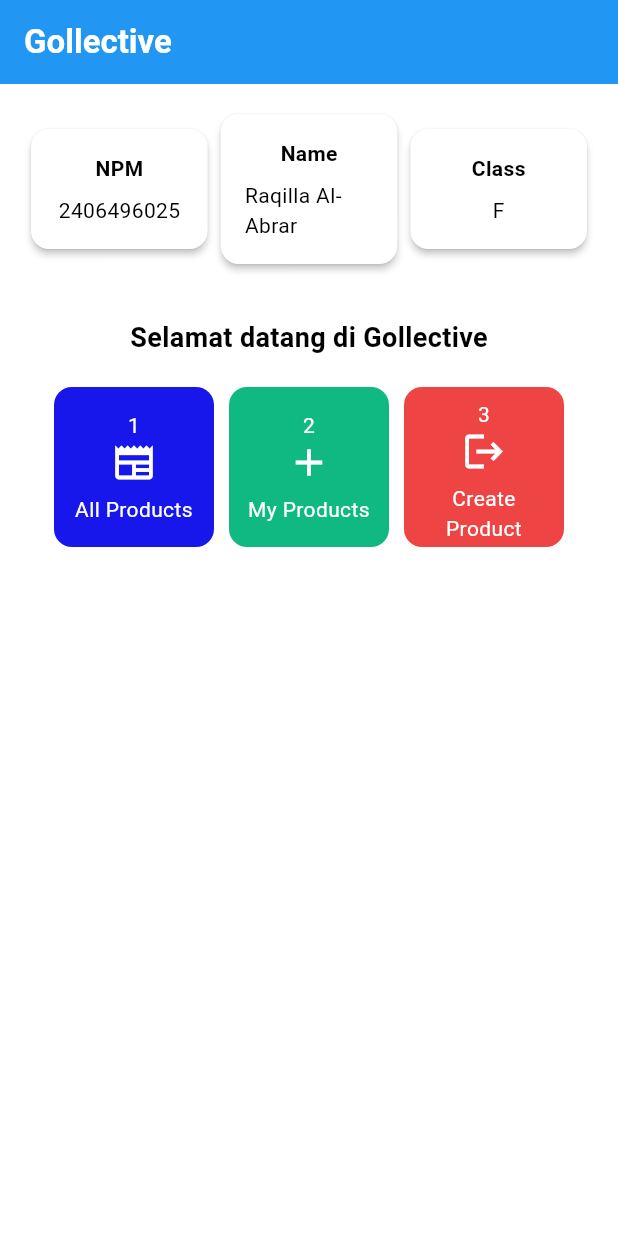
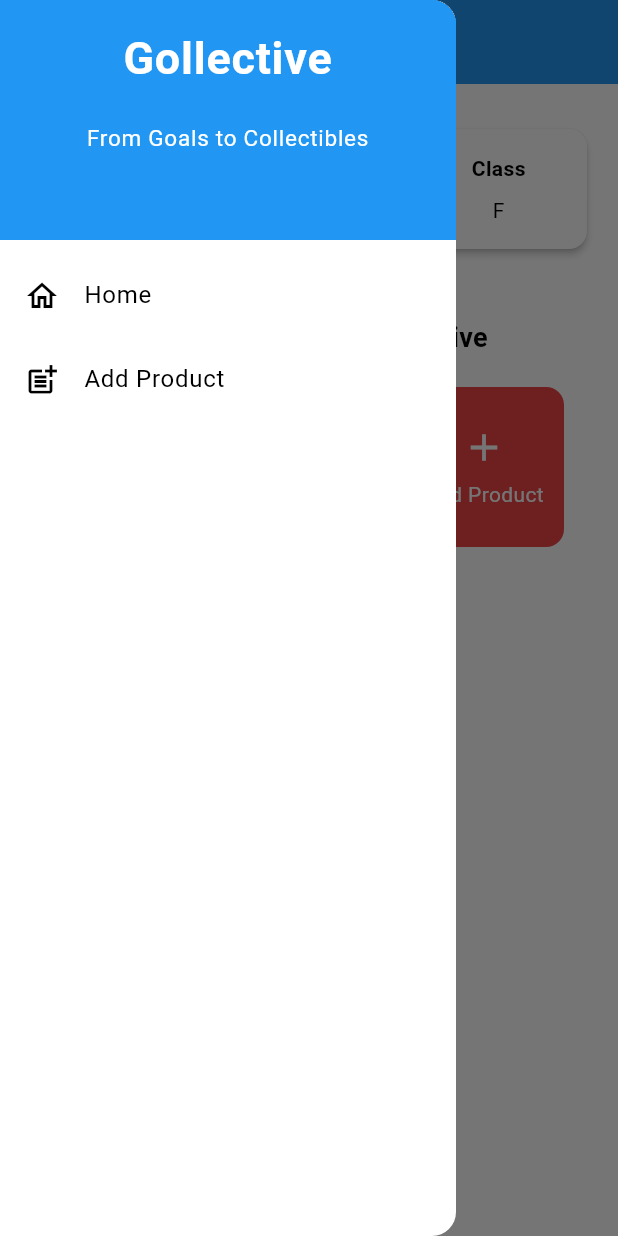
Before and after one commit to Cytiez/gollective-mobile, a Flutter app: the screen it shows after launch, with the side drawer open (before the commit the screen has no drawer), on a phone screen of 412 x 824 dp. Run offline on Flutter 3.47's test engine with Material 3 defaults, Android fonts, the light colour scheme and no system bars.

Commit message:
tugas 8 selesai

```diff
--- a/lib/main.dart
+++ b/lib/main.dart
@@ -1,5 +1,5 @@
 import 'package:flutter/material.dart';
-import 'package:gollective/menu.dart';
+import 'package:gollective/screens/menu.dart';
 
 void main() {
   runApp(const MyApp());
--- a/lib/menu.dart
+++ b/lib/screens/menu.dart
@@ -1,4 +1,6 @@
 import 'package:flutter/material.dart';
+import 'package:gollective/widgets/product_card.dart';
+import 'package:gollective/widgets/left_drawer.dart';
 
 class MyHomePage extends StatelessWidget {
   MyHomePage({super.key});
@@ -7,9 +9,9 @@ class MyHomePage extends StatelessWidget {
   final String npm = "2406496025";
   final String kelas = "F";
   final List<ItemHomepage> items = [
-    ItemHomepage("All Products", Icons.newspaper, const Color(0xFF1717EB), 1),
-    ItemHomepage("My Products", Icons.add, const Color(0xFF10B981), 2),
-    ItemHomepage("Create Product", Icons.logout, const Color(0xFFEF4444), 3),
+    ItemHomepage("All Products", Icons.sports, const Color(0xFF1717EB)),
+    ItemHomepage("My Products", Icons.sports_football, const Color(0xFF10B981)),
+    ItemHomepage("Add Product", Icons.add, const Color(0xFFEF4444)),
   ];
 
 @override
@@ -29,6 +31,7 @@ class MyHomePage extends StatelessWidget {
         // Warna latar belakang AppBar diambil dari skema warna tema aplikasi.
         backgroundColor: Theme.of(context).colorScheme.primary,
       ),
+      drawer: LeftDrawer(),
       // Body halaman dengan padding di sekelilingnya.
       body: Padding(
         padding: const EdgeInsets.all(16.0),
@@ -96,9 +99,8 @@ class ItemHomepage {
  final String name;
  final IconData icon;
  final Color color;
- final int angka;
 
- ItemHomepage(this.name, this.icon, this.color, this.angka);
+ ItemHomepage(this.name, this.icon, this.color);
 }
 
 class InfoCard extends StatelessWidget {
@@ -133,64 +135,3 @@ class InfoCard extends StatelessWidget {
     );
   }
 }
-
-class ItemCard extends StatelessWidget {
-  // Menampilkan kartu dengan ikon dan nama.
-
-  final ItemHomepage item;
-
-  const ItemCard(this.item, {super.key});
-
-  @override
-  Widget build(BuildContext context) {
-    final bg = item.color;
-    const fg = Colors.white;
-    return Material(
-      // Menentukan warna latar belakang dari tema aplikasi.
-      color: bg,
-      // Membuat sudut kartu melengkung.
-      borderRadius: BorderRadius.circular(12),
-
-      child: InkWell(
-        // Aksi ketika kartu ditekan.
-        onTap: () {
-          // Menampilkan pesan SnackBar saat kartu ditekan.
-          ScaffoldMessenger.of(context)
-            ..hideCurrentSnackBar()
-            ..showSnackBar(
-              SnackBar(content: Text("Kamu telah menekan tombol ${item.name}!"))
-            );
-        },
-        // Container untuk menyimpan Icon dan Text
-        child: Container(
-          padding: const EdgeInsets.all(8),
-          child: Center(
-            child: Column(
-              // Menyusun ikon dan teks di tengah kartu.
-              mainAxisAlignment: MainAxisAlignment.center,
-              children: [
-                Text(
-                  item.angka.toString(),
-                  textAlign: TextAlign.center,
-                  style: const TextStyle(color: Colors.white),
-                ),
-                Icon(
-                  item.icon,
-                  color: Colors.white,
-                  size: 30.0,
-                ),
-                const Padding(padding: EdgeInsets.all(3)),
-                Text(
-                  item.name,
-                  textAlign: TextAlign.center,
-                  style: const TextStyle(color: Colors.white),
-                ),
-              ],
-            ),
-          ),
-        ),
-      ),
-    );
-  }
-
-}
--- /dev/null
+++ b/lib/widgets/left_drawer.dart
@@ -0,0 +1,67 @@
+import 'package:flutter/material.dart';
+import 'package:gollective/screens/menu.dart';
+import 'package:gollective/screens/product_form.dart';
+
+class LeftDrawer extends StatelessWidget {
+  const LeftDrawer({super.key});
+
+  @override
+  Widget build(BuildContext context) {
+    return Drawer(
+      child: ListView(
+        children: [
+          const DrawerHeader(
+            decoration: BoxDecoration(
+              color: Colors.blue,
+            ),
+            child: Column(
+              children: [
+                Text(
+                  'Gollective',
+                  textAlign: TextAlign.center,
+                  style: TextStyle(
+                    fontSize: 30,
+                    fontWeight: FontWeight.bold,
+                    color: Colors.white,
+                  ),
+                ),
+                Padding(padding: EdgeInsets.all(10)),
+                Text("From Goals to Collectibles",
+                    textAlign: TextAlign.center,
+                    style: TextStyle(
+                      fontSize: 15,
+                      fontWeight: FontWeight.normal,
+                      color: Colors.white,
+                    ),
+                    ),
+              ],
+            ),
+          ),
+          ListTile(
+            leading: const Icon(Icons.home_outlined),
+            title: const Text('Home'),
+            // Bagian redirection ke MyHomePage
+            onTap: () {
+              Navigator.pushReplacement(
+                  context,
+                  MaterialPageRoute(
+                    builder: (context) => MyHomePage(),
+                  ));
+            },
+          ),
+          ListTile(
+            leading: const Icon(Icons.post_add),
+            title: const Text('Add Product'),
+            // Bagian redirection ke NewsFormPage
+            onTap: () {
+              Navigator.push(
+                context,
+                MaterialPageRoute(builder: (context) => ProductFormPage()),
+              );
+            },
+          ),
+        ],
+      ),
+    );
+  }
+}
--- /dev/null
+++ b/lib/widgets/product_card.dart
@@ -0,0 +1,64 @@
+import 'package:flutter/material.dart';
+import 'package:gollective/screens/menu.dart';
+import 'package:gollective/screens/product_form.dart';
+
+class ItemCard extends StatelessWidget {
+  // Menampilkan kartu dengan ikon dan nama.
+
+  final ItemHomepage item;
+
+  const ItemCard(this.item, {super.key});
+
+  @override
+  Widget build(BuildContext context) {
+    final bg = item.color;
+    return Material(
+      // Menentukan warna latar belakang dari tema aplikasi.
+      color: bg,
+      // Membuat sudut kartu melengkung.
+      borderRadius: BorderRadius.circular(12),
+
+      child: InkWell(
+        // Aksi ketika kartu ditekan.
+        onTap: () {
+          // Menampilkan pesan SnackBar saat kartu ditekan.
+          ScaffoldMessenger.of(context)
+            ..hideCurrentSnackBar()
+            ..showSnackBar(
+              SnackBar(content: Text("Kamu telah menekan tombol ${item.name}!")));
+
+            if (item.name == "Add Product") {
+            Navigator.push(
+              context,
+              MaterialPageRoute(builder: (context) => ProductFormPage()),
+            );
+          }
+        },
+        // Container untuk menyimpan Icon dan Text
+        child: Container(
+          padding: const EdgeInsets.all(8),
+          child: Center(
+            child: Column(
+              // Menyusun ikon dan teks di tengah kartu.
+              mainAxisAlignment: MainAxisAlignment.center,
+              children: [
+                Icon(
+                  item.icon,
+                  color: Colors.white,
+                  size: 30.0,
+                ),
+                const Padding(padding: EdgeInsets.all(3)),
+                Text(
+                  item.name,
+                  textAlign: TextAlign.center,
+                  style: const TextStyle(color: Colors.white),
+                ),
+              ],
+            ),
+          ),
+        ),
+      ),
+    );
+  }
+
+}
```
Also changed, not shown: lib/screens/product_form.dart (added, +395 -0 lines).
